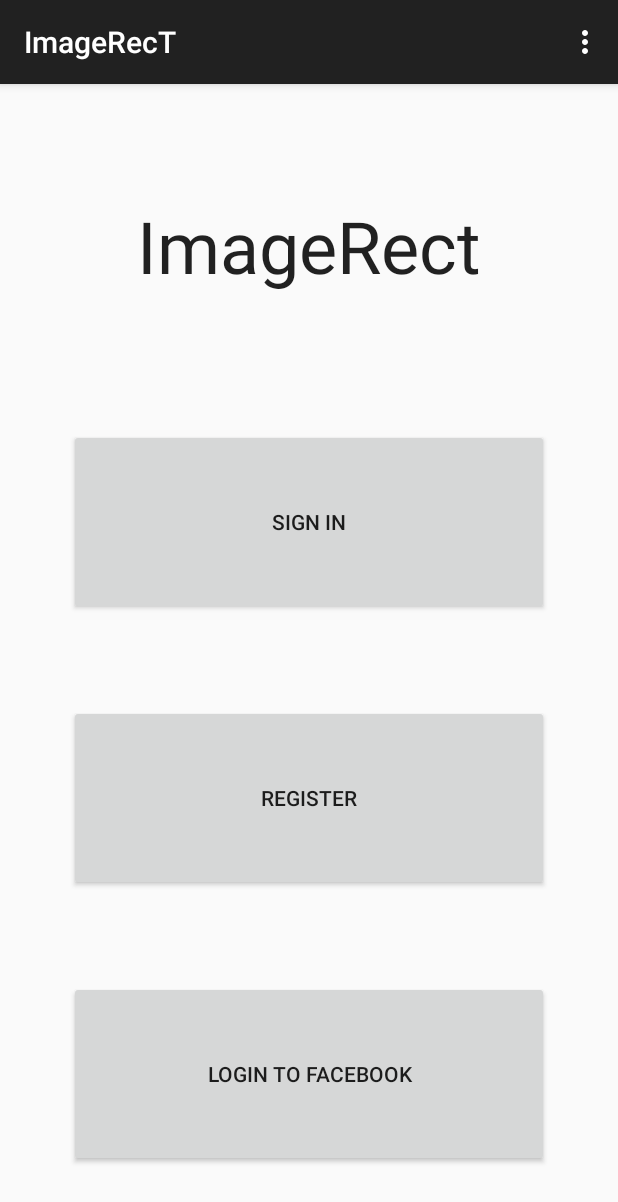
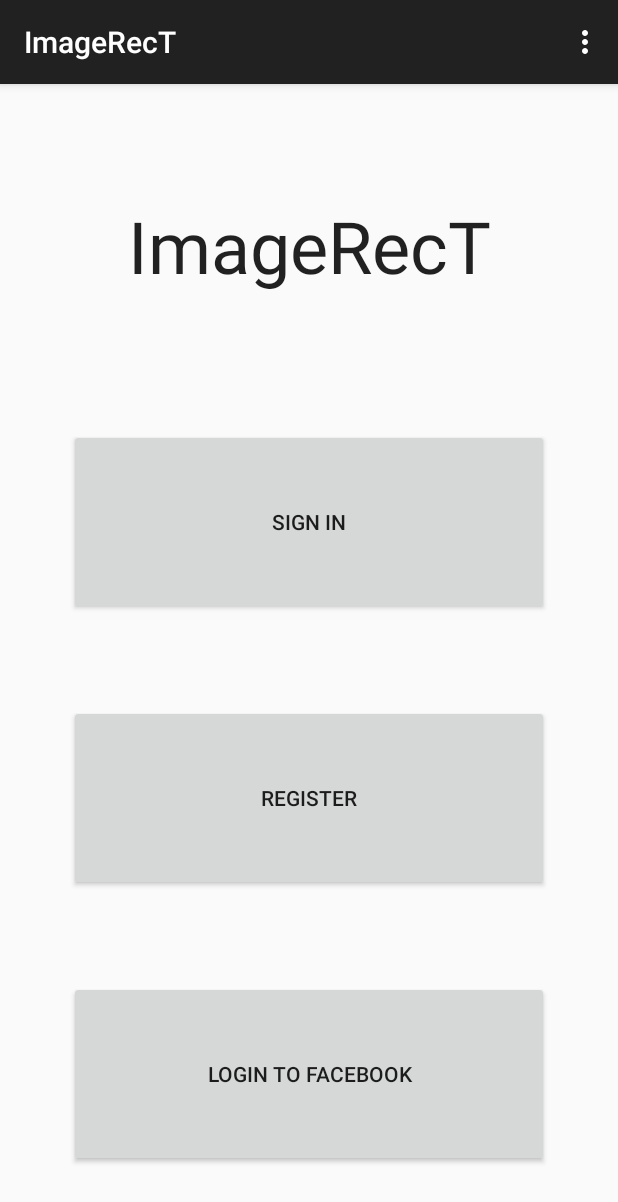
Before and after one commit to dave-abelson/ImageRecT, an Android app: the screen it shows after launch (LogIn), on a phone screen of 412 x 824 dp. Shown: the top 1202 px of the screen. Run offline under Robolectric (Android 15) with nearby library versions, the phone set to English and light mode, and no system bars.

Commit message:
log in UI

```diff
--- a/app/src/main/res/layout/activity_log_in.xml
+++ b/app/src/main/res/layout/activity_log_in.xml
@@ -10,7 +10,7 @@
         android:layout_width="match_parent"
         android:layout_height="match_parent"
         android:textAppearance="?android:attr/textAppearanceLarge"
-        android:text="ImageRect"
+        android:text="ImageRecT"
         android:id="@+id/textView"
         android:textSize="48dp"
         android:layout_gravity="center_horizontal"
```
